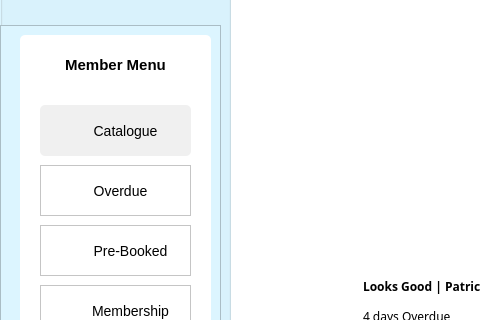
This is LIS/memberoverdue.ui in TenacioussD/library_information_system as Qt 5 draws it before an edit; both pictures show x 0 to 480 and y 115 to 435 of the 1019 by 670 pixel window. The edited form follows.
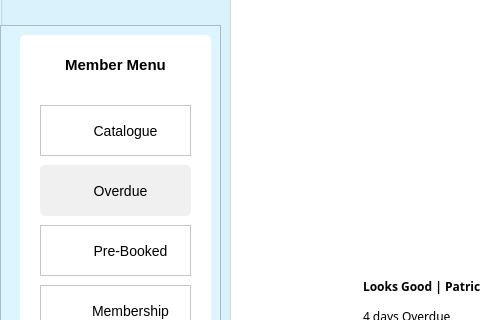
This is the edited form. Icons and pictures are not drawn.

```diff
--- a/LIS/memberoverdue.ui
+++ b/LIS/memberoverdue.ui
@@ -108,8 +108,7 @@
         </rect>
        </property>
        <property name="styleSheet">
-        <string notr="true">background: rgb(240, 240, 240);
-border-radius: 5px;</string>
+        <string notr="true">background: white;</string>
        </property>
        <property name="frameShape">
         <enum>QFrame::StyledPanel</enum>
@@ -174,7 +173,8 @@
         </rect>
        </property>
        <property name="styleSheet">
-        <string notr="true">background: white;</string>
+        <string notr="true">background: rgb(240, 240, 240);
+border-radius: 5px;</string>
        </property>
        <property name="frameShape">
         <enum>QFrame::StyledPanel</enum>
```
